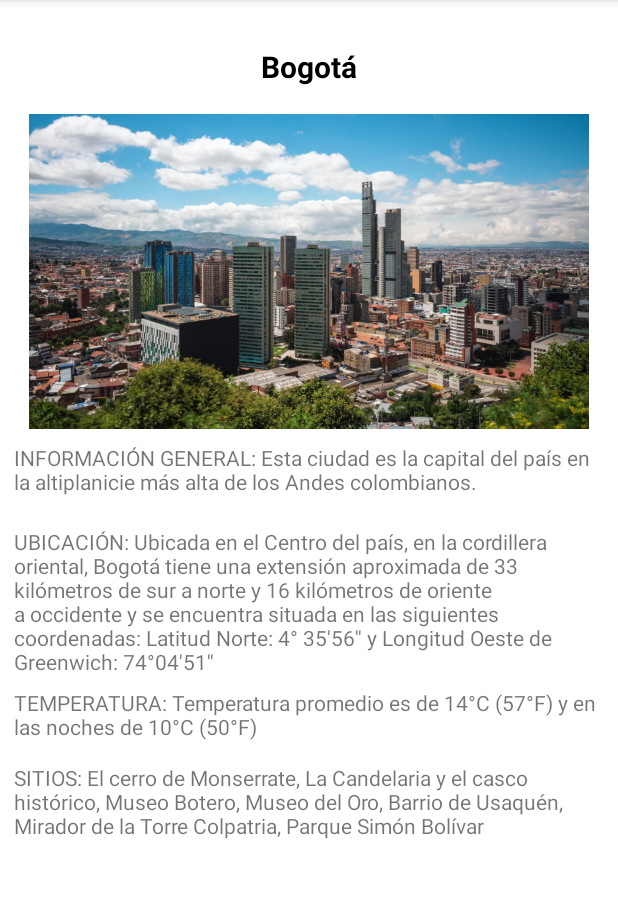
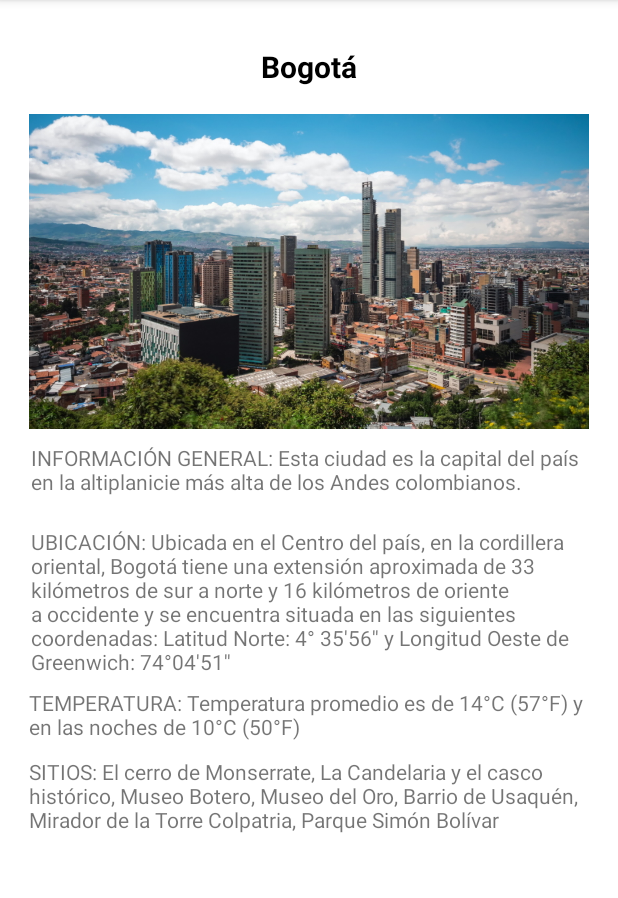
Before and after one commit to J-A-R-V-I-S-cicle-4/Programacion-movil, an Android app: the screen it shows after launch (MainActivity), on a phone screen of 412 x 824 dp, the part 84-982 px from its top. Run offline under Robolectric (Android 15) with nearby library versions, the phone set to English and light mode, and no system bars.

Commit message:
Cambios a la interfaz

```diff
--- a/app/build.gradle
+++ b/app/build.gradle
@@ -33,7 +33,7 @@ android {
 
 dependencies {
 
-    implementation 'androidx.core:core-ktx:1.7.0'
+    implementation 'androidx.core:core-ktx:1.6.0'
     implementation 'androidx.appcompat:appcompat:1.3.1'
     implementation 'com.google.android.material:material:1.4.0'
     implementation 'androidx.constraintlayout:constraintlayout:2.1.1'
--- a/app/src/main/res/layout/activity_main.xml
+++ b/app/src/main/res/layout/activity_main.xml
@@ -26,7 +26,7 @@
 
     <TextView
         android:id="@+id/textView2"
-        android:layout_width="393dp"
+        android:layout_width="371dp"
         android:layout_height="53dp"
         android:layout_marginTop="8dp"
         android:text="@string/informacion_general"
@@ -36,7 +36,7 @@
 
     <TextView
         android:id="@+id/textView6"
-        android:layout_width="392dp"
+        android:layout_width="370dp"
         android:layout_height="103dp"
         android:layout_marginTop="56dp"
         android:text="@string/ubicacion"
@@ -48,25 +48,23 @@
 
     <TextView
         android:id="@+id/textView4"
-        android:layout_width="392dp"
+        android:layout_width="370dp"
         android:layout_height="42dp"
-        android:layout_marginStart="8dp"
         android:layout_marginTop="4dp"
         android:text="@string/temperatura"
         app:layout_constraintEnd_toEndOf="parent"
-        app:layout_constraintHorizontal_bias="0.098"
+        app:layout_constraintHorizontal_bias="0.463"
         app:layout_constraintStart_toStartOf="parent"
         app:layout_constraintTop_toBottomOf="@+id/textView6" />
 
     <TextView
         android:id="@+id/textView5"
-        android:layout_width="391dp"
-        android:layout_height="57dp"
-        android:layout_marginStart="8dp"
-        android:layout_marginTop="8dp"
+        android:layout_width="370dp"
+        android:layout_height="51dp"
+        android:layout_marginTop="4dp"
         android:text="@string/sitios_recomendados"
         app:layout_constraintEnd_toEndOf="parent"
-        app:layout_constraintHorizontal_bias="0.128"
+        app:layout_constraintHorizontal_bias="0.463"
         app:layout_constraintStart_toStartOf="parent"
         app:layout_constraintTop_toBottomOf="@+id/textView4" />
 
```
